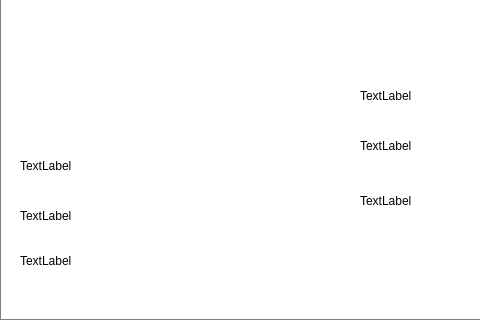
Qt form CESdevicesim/mainwindow.ui (allan-wang9/CESdevicesim) before a commit; both pictures show x 0 to 480 and y 235 to 555 of the 796 by 555 pixel window.
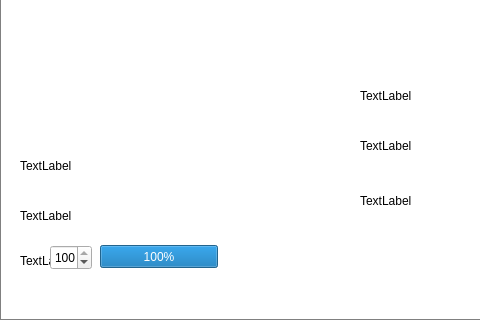
The same form after that commit.

```diff
--- a/CESdevicesim/mainwindow.ui
+++ b/CESdevicesim/mainwindow.ui
@@ -225,6 +225,41 @@
       </rect>
      </property>
     </widget>
+   <widget class="QSpinBox" name="batterySpinBox">
+    <property name="geometry">
+     <rect>
+      <x>50</x>
+      <y>480</y>
+      <width>42</width>
+      <height>25</height>
+     </rect>
+    </property>
+    <property name="minimum">
+     <number>1</number>
+    </property>
+    <property name="maximum">
+     <number>100</number>
+    </property>
+    <property name="value">
+     <number>100</number>
+    </property>
+   </widget>
+   <widget class="QProgressBar" name="batteryBar">
+    <property name="geometry">
+     <rect>
+      <x>100</x>
+      <y>480</y>
+      <width>118</width>
+      <height>23</height>
+     </rect>
+    </property>
+    <property name="layoutDirection">
+     <enum>Qt::LeftToRight</enum>
+    </property>
+    <property name="value">
+     <number>100</number>
+    </property>
+   </widget>
    </widget>
    <widget class="QMenuBar" name="menubar">
     <property name="geometry">
```
Left out of the diff: 2 changed lines with no effect on the pictures. Lines whose indentation alone changed are shown as unchanged.
